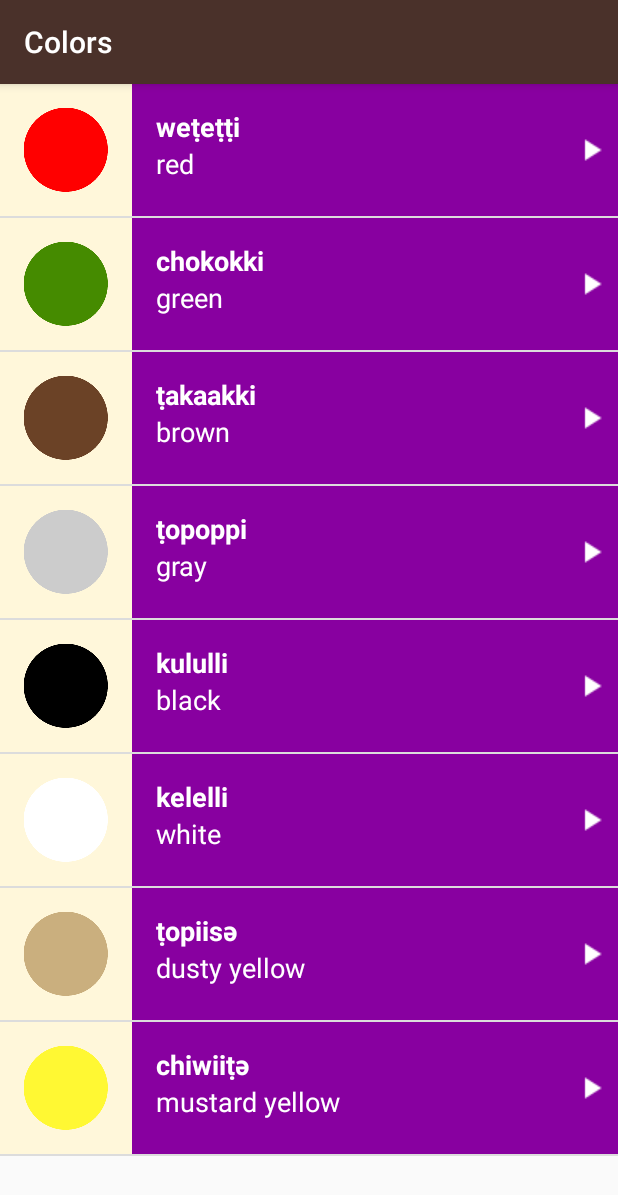
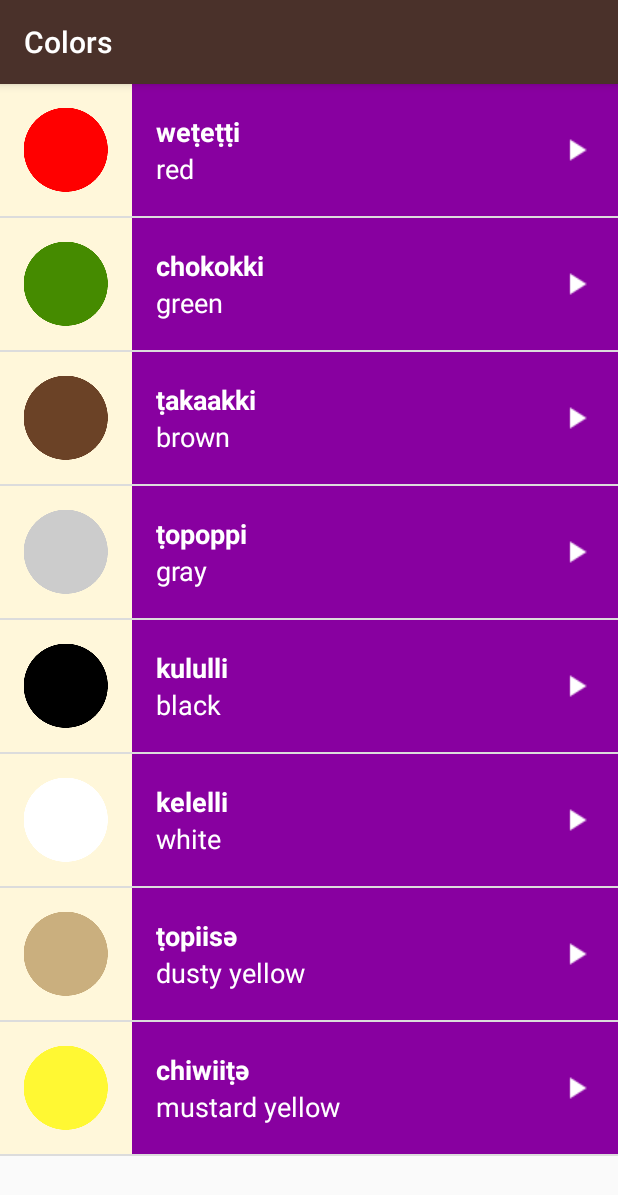
Before and after one commit to alanionita/GDS_MiwokApp, an Android app: the ColorsActivity screen opened directly, with no data from a screen before it, on a phone screen of 412 x 824 dp. Shown: the top 1195 px of the screen. Run offline under Robolectric (Android 15) with nearby library versions, the phone set to English and light mode, and no system bars.

Commit message:
adds click animation and updated list_item layout

```diff
--- a/app/src/main/java/com/example/android/miwok/WordAdapter.java
+++ b/app/src/main/java/com/example/android/miwok/WordAdapter.java
@@ -1,12 +1,9 @@
 package com.example.android.miwok;
 
 import android.content.Context;
-import android.media.Image;
 import android.support.annotation.NonNull;
 import android.support.annotation.Nullable;
 import android.support.v4.content.ContextCompat;
-import android.util.AttributeSet;
-import android.util.Log;
 import android.view.LayoutInflater;
 import android.view.View;
 import android.view.ViewGroup;
@@ -14,6 +11,7 @@
 import android.widget.ImageView;
 import android.widget.LinearLayout;
 import android.widget.TextView;
+
 import java.util.ArrayList;
 
 public class WordAdapter extends ArrayAdapter<Word> {
@@ -41,10 +39,10 @@
         Word arrayListItem = getItem(position);
 
         // Find the views from the list_item.xml layout
-        TextView miwokWord = (TextView) customView.findViewById(R.id.miwok_word);
-        TextView defaultWord = (TextView) customView.findViewById(R.id.default_word);
+        TextView miwokWord = (TextView) customView.findViewById(R.id.miwok_text_view);
+        TextView defaultWord = (TextView) customView.findViewById(R.id.default_text_view);
         ImageView imageV = (ImageView) customView.findViewById(R.id.image);
-        LinearLayout listWordSection = (LinearLayout) customView.findViewById(R.id.list_word_section);
+        LinearLayout listWordSection = (LinearLayout) customView.findViewById(R.id.text_container);
 
         // Find the color that the resource id maps to
         int activityColor = ContextCompat.getColor(getContext(),localActivityColor);
--- a/app/src/main/res/layout/list_item.xml
+++ b/app/src/main/res/layout/list_item.xml
@@ -1,58 +1,60 @@
-<?xml version="1.0" encoding="utf-8"?>
-<LinearLayout
-    xmlns:android="http://schemas.android.com/apk/res/android"
+<?xml version="1.0" encoding="utf-8"?><!-- Layout for a single list item -->
+<RelativeLayout xmlns:android="http://schemas.android.com/apk/res/android"
     xmlns:tools="http://schemas.android.com/tools"
     android:layout_width="match_parent"
     android:layout_height="@dimen/list_item_height"
     android:background="@color/tan_background"
-    android:minHeight="@dimen/list_item_height"
     android:orientation="horizontal">
 
     <ImageView
         android:id="@+id/image"
         android:layout_width="@dimen/list_item_height"
         android:layout_height="@dimen/list_item_height" />
+
     <LinearLayout
-        android:id="@+id/list_word_section"
+        android:id="@+id/text_container"
         android:layout_width="match_parent"
         android:layout_height="@dimen/list_item_height"
-        android:orientation="horizontal">
-
-        <LinearLayout
-            android:layout_width="0dp"
-            android:layout_height="match_parent"
-            android:layout_weight="8"
+        android:layout_alignParentBottom="true"
+        android:layout_alignParentRight="true"
+        android:layout_alignParentTop="true"
+        android:layout_toRightOf="@id/image"
         android:orientation="vertical"
-            android:paddingLeft="@dimen/list_item_standard_padding_margin"
-            android:paddingTop="@dimen/list_item_standard_padding_margin">
+        android:paddingLeft="16dp">
 
         <TextView
-                android:id="@+id/miwok_word"
+            android:id="@+id/miwok_text_view"
             android:layout_width="match_parent"
-                android:layout_height="wrap_content"
-                android:textAppearance="@android:style/TextAppearance.Medium"
+            android:layout_height="0dp"
+            android:layout_weight="1"
+            android:gravity="bottom"
+            android:textAppearance="?android:textAppearanceMedium"
             android:textColor="@android:color/white"
-                android:textSize="@dimen/text_size_sections"
             android:textStyle="bold"
             tools:text="lutti" />
 
         <TextView
-                android:id="@+id/default_word"
+            android:id="@+id/default_text_view"
             android:layout_width="match_parent"
-                android:layout_height="wrap_content"
+            android:layout_height="0dp"
+            android:layout_weight="1"
+            android:gravity="top"
+            android:textAppearance="?android:textAppearanceMedium"
             android:textColor="@android:color/white"
-                android:textSize="@dimen/text_size_sections"
             tools:text="one" />
     </LinearLayout>
 
-        <ImageButton
-            android:layout_width="0dp"
+    <ImageView
+        android:layout_width="24dp"
         android:layout_height="24dp"
-            android:layout_gravity="center"
-            android:layout_weight="1"
-            android:background="@android:color/transparent"
+        android:layout_alignParentRight="true"
+        android:layout_centerVertical="true"
+        android:layout_marginRight="16dp"
         android:src="@drawable/baseline_play_arrow_white_24dp" />
-    </LinearLayout>
 
+    <View
+        android:layout_width="match_parent"
+        android:layout_height="match_parent"
+        android:background="?android:attr/selectableItemBackground" />
 
-</LinearLayout>
+</RelativeLayout>
```
Also changed, not shown: app/src/main/res/layout/activity_main.xml (+37 -40 lines). Lines whose indentation alone changed are shown as unchanged.
